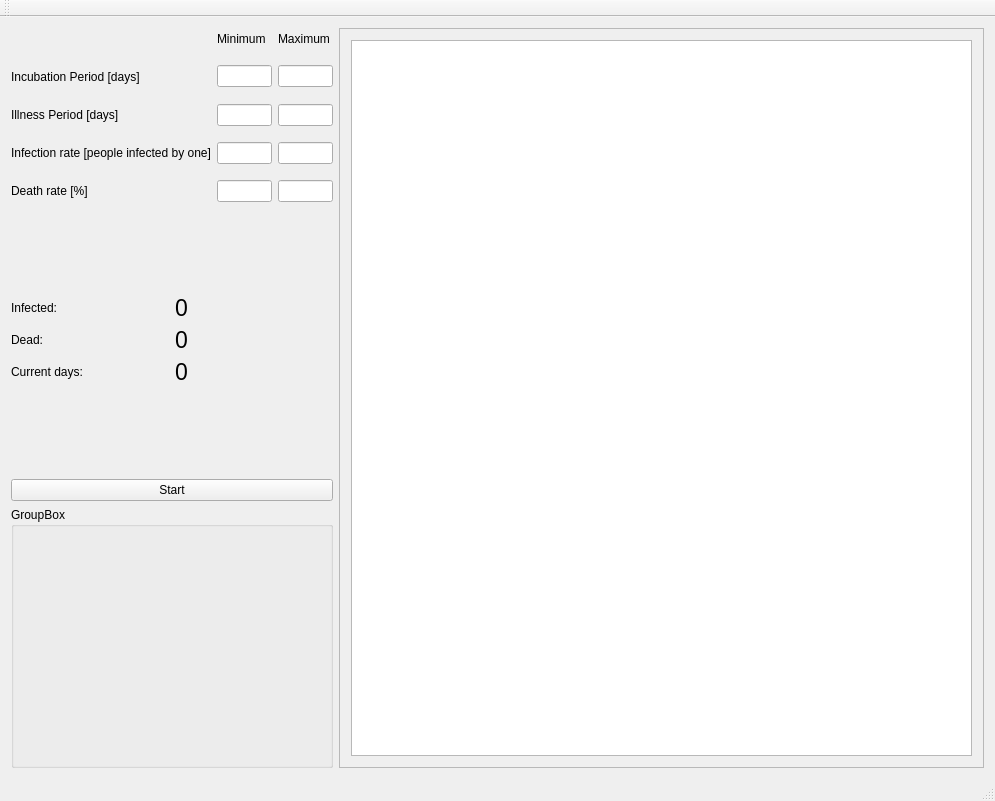
Above: mainwindow.ui from Rufledore/Game_Of_Life before the change. Below: the same form after it.
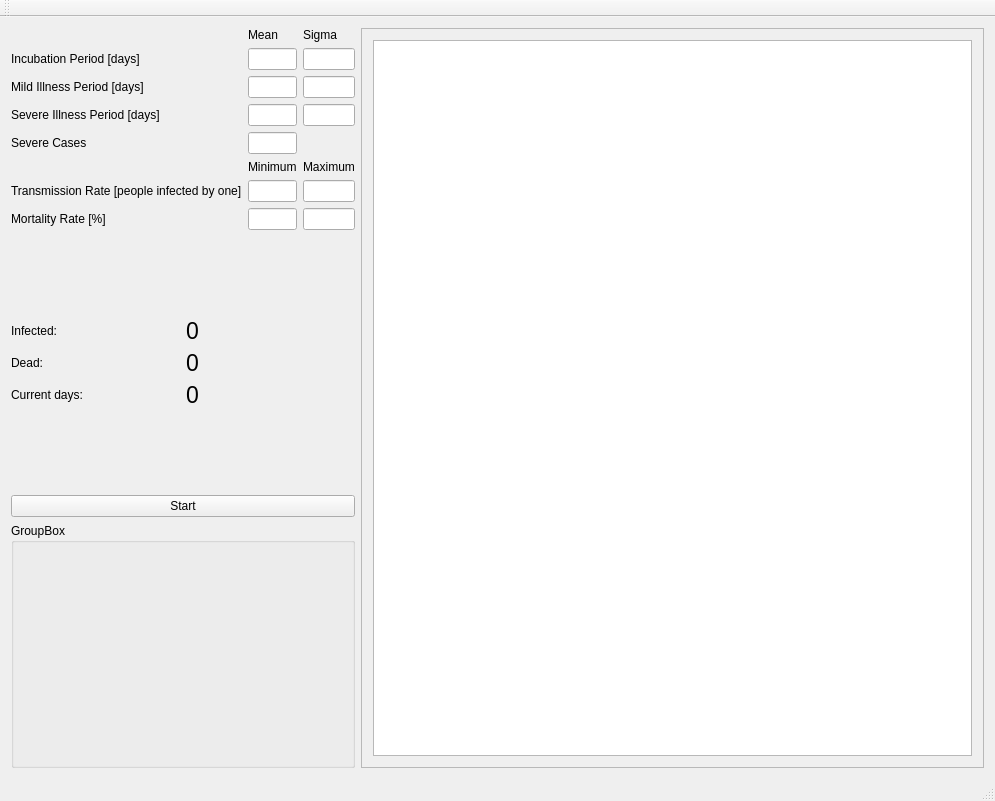
That is the form after the change. Custom widgets are drawn as their Qt base class.

Commit message: After research some of the parameters are changed to mean and sigma from min and max. Added is the probability for severe cases and different symptoms period for mild and severe cases.

Patch:
```diff
--- a/mainwindow.ui
+++ b/mainwindow.ui
@@ -16,9 +16,43 @@
   <widget class="QWidget" name="centralWidget">
    <layout class="QGridLayout" name="gridLayout_4" columnstretch="1,2">
     <item row="0" column="0">
-     <layout class="QVBoxLayout" name="verticalLayout" stretch="2,1,0,0,0,1,1,3">
+     <layout class="QVBoxLayout" name="verticalLayout" stretch="0,1,0,0,0,1,1,3">
       <item>
-       <layout class="QGridLayout" name="gridLayout_3" rowstretch="1,1,1,1,1,1,1" columnstretch="0,0,1,1">
+       <layout class="QGridLayout" name="gridLayout_3" rowstretch="0,0,0,0,0,0,0,0,0,0" columnstretch="0,0,0,0" rowminimumheight="0,0,0,0,0,0,0,0,0,0">
+        <item row="3" column="0">
+         <widget class="QLabel" name="label_illnessPeriod">
+          <property name="text">
+           <string>Mild Illness Period [days]</string>
+          </property>
+         </widget>
+        </item>
+        <item row="1" column="3" rowspan="2">
+         <widget class="QLineEdit" name="lineEdit_incubationPeriodSigma"/>
+        </item>
+        <item row="6" column="1" colspan="2">
+         <widget class="QLabel" name="label_4">
+          <property name="text">
+           <string>Minimum</string>
+          </property>
+         </widget>
+        </item>
+        <item row="7" column="0" rowspan="2">
+         <widget class="QLabel" name="label_2">
+          <property name="text">
+           <string>Transmission Rate [people infected by one]</string>
+          </property>
+         </widget>
+        </item>
+        <item row="9" column="1" colspan="2">
+         <widget class="QLineEdit" name="lineEdit_deathRateMin"/>
+        </item>
+        <item row="0" column="3">
+         <widget class="QLabel" name="label_10">
+          <property name="text">
+           <string>Sigma</string>
+          </property>
+         </widget>
+        </item>
         <item row="0" column="0">
          <widget class="QLabel" name="label_6">
           <property name="text">
@@ -26,58 +60,39 @@
           </property>
          </widget>
         </item>
-        <item row="0" column="3">
-         <widget class="QLabel" name="label_5">
-          <property name="text">
-           <string>Maximum</string>
-          </property>
-         </widget>
-        </item>
-        <item row="1" column="1" rowspan="2" colspan="2">
-         <widget class="QLineEdit" name="lineEdit_incubationPeriodMin"/>
-        </item>
-        <item row="1" column="3" rowspan="2">
-         <widget class="QLineEdit" name="lineEdit_incubationPeriodMax"/>
-        </item>
-        <item row="3" column="1" colspan="2">
-         <widget class="QLineEdit" name="lineEdit_illnessPeriodMin"/>
-        </item>
-        <item row="3" column="3">
-         <widget class="QLineEdit" name="lineEdit_illnessPeriodMax"/>
-        </item>
-        <item row="6" column="0">
+        <item row="9" column="0">
          <widget class="QLabel" name="label_3">
           <property name="text">
-           <string>Death rate [%]</string>
+           <string>Mortality Rate [%]</string>
           </property>
          </widget>
         </item>
-        <item row="6" column="1" colspan="2">
-         <widget class="QLineEdit" name="lineEdit_deathRateMin"/>
+        <item row="3" column="3">
+         <widget class="QLineEdit" name="lineEdit_MildIllnessPeriodSigma"/>
         </item>
-        <item row="6" column="3">
-         <widget class="QLineEdit" name="lineEdit_deathRateMax"/>
-        </item>
-        <item row="4" column="0" rowspan="2">
-         <widget class="QLabel" name="label_2">
-          <property name="text">
-           <string>Infection rate [people infected by one]</string>
-          </property>
-         </widget>
-        </item>
-        <item row="4" column="1" rowspan="2" colspan="2">
-         <widget class="QLineEdit" name="lineEdit_infectionRateMin"/>
-        </item>
-        <item row="4" column="3" rowspan="2">
+        <item row="7" column="3" rowspan="2">
          <widget class="QLineEdit" name="lineEdit_infectionRateMax"/>
         </item>
-        <item row="3" column="0">
-         <widget class="QLabel" name="label_illnessPeriod">
+        <item row="0" column="1" colspan="2">
+         <widget class="QLabel" name="label_7">
           <property name="text">
-           <string>Illness Period [days]</string>
+           <string>Mean</string>
           </property>
          </widget>
         </item>
+        <item row="5" column="0">
+         <widget class="QLabel" name="label_11">
+          <property name="text">
+           <string>Severe Cases</string>
+          </property>
+         </widget>
+        </item>
+        <item row="9" column="3">
+         <widget class="QLineEdit" name="lineEdit_deathRateMax"/>
+        </item>
+        <item row="1" column="1" rowspan="2" colspan="2">
+         <widget class="QLineEdit" name="lineEdit_incubationPeriodMean"/>
+        </item>
         <item row="1" column="0" rowspan="2">
          <widget class="QLabel" name="label_incubationPeriod">
           <property name="text">
@@ -85,13 +100,35 @@
           </property>
          </widget>
         </item>
-        <item row="0" column="1" colspan="2">
-         <widget class="QLabel" name="label_4">
+        <item row="5" column="1" colspan="2">
+         <widget class="QLineEdit" name="lineEdit_severeCases"/>
+        </item>
+        <item row="3" column="1" colspan="2">
+         <widget class="QLineEdit" name="lineEdit_MildIllnessPeriodMean"/>
+        </item>
+        <item row="7" column="1" rowspan="2" colspan="2">
+         <widget class="QLineEdit" name="lineEdit_infectionRateMin"/>
+        </item>
+        <item row="6" column="3">
+         <widget class="QLabel" name="label_5">
           <property name="text">
-           <string>Minimum</string>
+           <string>Maximum</string>
           </property>
          </widget>
         </item>
+        <item row="4" column="0">
+         <widget class="QLabel" name="label_illnessPeriod_2">
+          <property name="text">
+           <string>Severe Illness Period [days]</string>
+          </property>
+         </widget>
+        </item>
+        <item row="4" column="3">
+         <widget class="QLineEdit" name="lineEdit_severeIllnessPeriodSigma"/>
+        </item>
+        <item row="4" column="1" colspan="2">
+         <widget class="QLineEdit" name="lineEdit_severeIllnessPeriodMean"/>
+        </item>
        </layout>
       </item>
       <item>
```
The commit also changes 7 other files.
